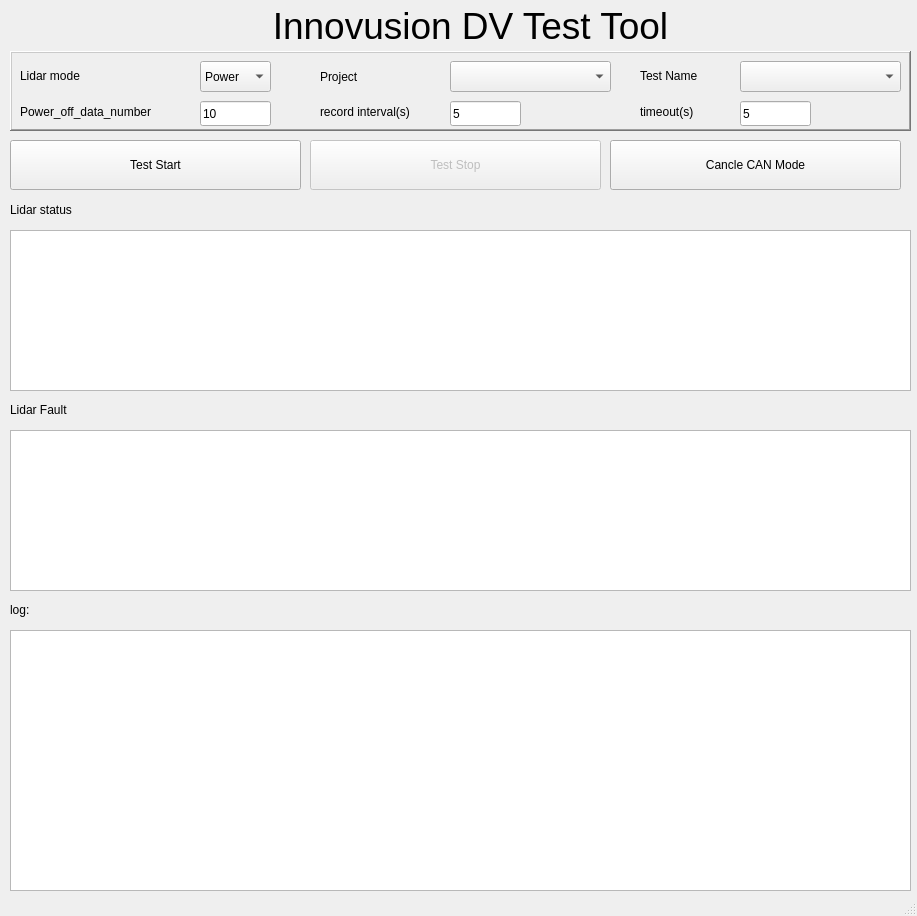
The window that UI/userpage.ui (katewutao/innovusion_dv) describes before a commit, drawn with Qt 5.
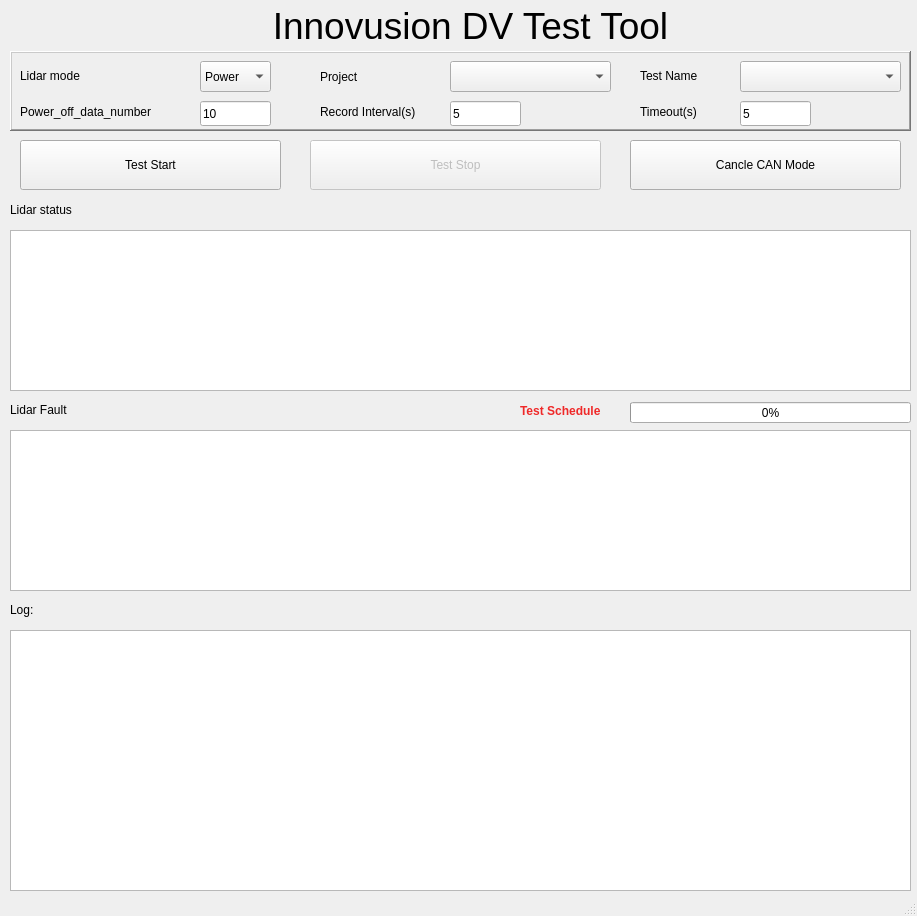
The same window after the commit.

The edit to the form file:
```diff
--- a/UI/userpage.ui
+++ b/UI/userpage.ui
@@ -52,9 +52,9 @@
    <widget class="QPushButton" name="btn_start">
     <property name="geometry">
      <rect>
-      <x>10</x>
+      <x>20</x>
       <y>140</y>
-      <width>291</width>
+      <width>261</width>
       <height>50</height>
      </rect>
     </property>
@@ -72,7 +72,7 @@
      </rect>
     </property>
     <property name="text">
-     <string>log:</string>
+     <string>Log:</string>
     </property>
    </widget>
    <widget class="QLabel" name="label_2">
@@ -225,7 +225,7 @@
       </rect>
      </property>
      <property name="text">
-      <string>record interval(s)</string>
+      <string>Record Interval(s)</string>
      </property>
     </widget>
     <widget class="QLineEdit" name="txt_record_interval">
@@ -251,7 +251,7 @@
       </rect>
      </property>
      <property name="text">
-      <string>timeout(s)</string>
+      <string>Timeout(s)</string>
      </property>
     </widget>
     <widget class="QLineEdit" name="txt_timeout">
@@ -294,9 +294,9 @@
    <widget class="QPushButton" name="btn_cancle_can">
     <property name="geometry">
      <rect>
-      <x>610</x>
+      <x>630</x>
       <y>140</y>
-      <width>291</width>
+      <width>271</width>
       <height>50</height>
      </rect>
     </property>
@@ -349,6 +349,59 @@
      <string>Lidar Fault</string>
     </property>
    </widget>
+   <widget class="QLabel" name="lb_schedule">
+    <property name="geometry">
+     <rect>
+      <x>520</x>
+      <y>400</y>
+      <width>101</width>
+      <height>21</height>
+     </rect>
+    </property>
+    <property name="font">
+     <font>
+      <weight>75</weight>
+      <italic>false</italic>
+      <bold>true</bold>
+      <underline>false</underline>
+      <kerning>true</kerning>
+     </font>
+    </property>
+    <property name="styleSheet">
+     <string notr="true">color:rgb(239, 41, 41)</string>
+    </property>
+    <property name="text">
+     <string>Test Schedule</string>
+    </property>
+   </widget>
+   <widget class="QProgressBar" name="pgb_test">
+    <property name="geometry">
+     <rect>
+      <x>630</x>
+      <y>402</y>
+      <width>281</width>
+      <height>21</height>
+     </rect>
+    </property>
+    <property name="maximum">
+     <number>10000</number>
+    </property>
+    <property name="value">
+     <number>0</number>
+    </property>
+    <property name="textVisible">
+     <bool>true</bool>
+    </property>
+    <property name="invertedAppearance">
+     <bool>false</bool>
+    </property>
+    <property name="textDirection">
+     <enum>QProgressBar::TopToBottom</enum>
+    </property>
+    <property name="format">
+     <string>%p%</string>
+    </property>
+   </widget>
    <zorder>frame</zorder>
    <zorder>txt_log</zorder>
    <zorder>label_4</zorder>
```
Left out of the diff: 2 changed lines with no effect on the pictures.
